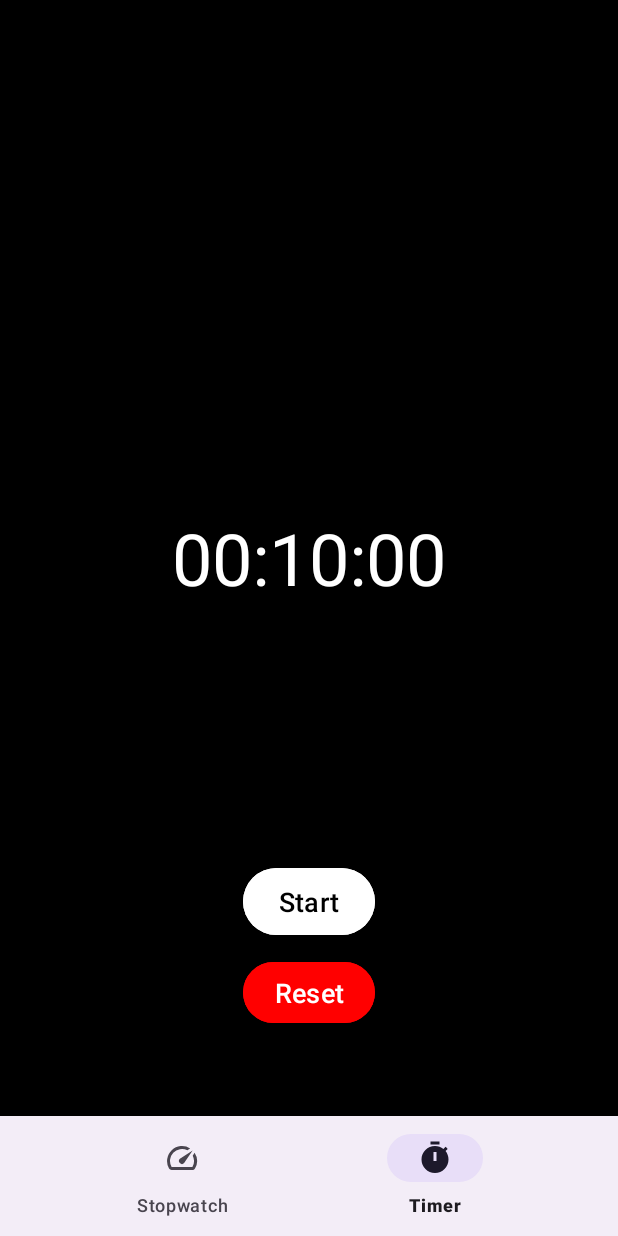
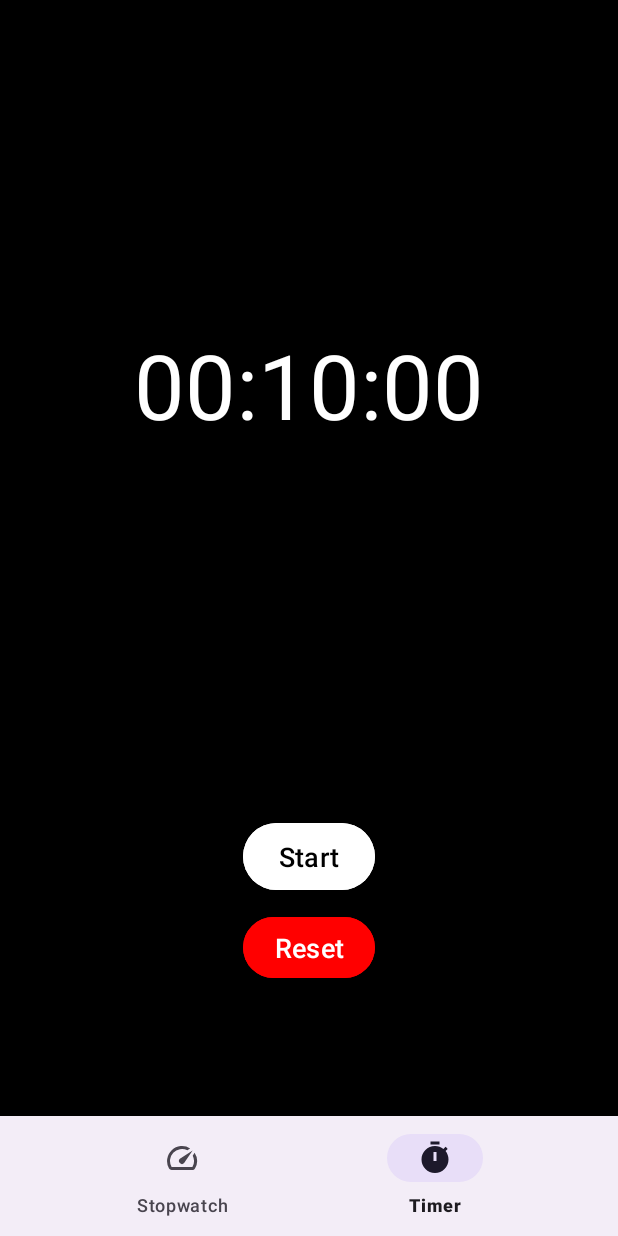
Before and after one commit to Jayde1600/Tempo-Stopwatch-App, an Android app: the screen it shows after launch (MainActivity), item 2 of the bottom bar chosen, on a phone screen of 412 x 824 dp. Run offline under Robolectric (Android 15) with nearby library versions, the phone set to English and light mode, and no system bars.

Commit message:
the stopwatch works now, I am currently working the Timer side of the app so that the user can enter their own time and let it count down from there

```diff
--- a/app/src/main/java/com/example/tempo/StopwatchFragment.java
+++ b/app/src/main/java/com/example/tempo/StopwatchFragment.java
@@ -13,16 +13,13 @@ import androidx.fragment.app.Fragment;
 
 import com.google.android.material.floatingactionbutton.FloatingActionButton;
 
-public class StopwatchFragment extends Fragment implements View.OnClickListener {
+public class StopwatchFragment extends Fragment {
     private TextView timerTextView;
-
-    /*private static final int START_BUTTON_ID = 1;
-    private static final int STOP_BUTTON_ID = 2;
-    private static final int RESET_BUTTON_ID = 3;*/
     private FloatingActionButton startButton, stopButton, resetButton;
     private long startTime = 0L;
     private Handler handler = new Handler();
     private long millisecondTime, timeSwapBuff, updateTime = 0L;
+    private boolean isTimerRunning = false;
 
     @Nullable
     @Override
@@ -30,36 +27,61 @@ public class StopwatchFragment extends Fragment implements View.OnClickListener
         View view = inflater.inflate(R.layout.fragment_stopwatch, container, false);
         timerTextView = view.findViewById(R.id.TimeKeep);
 
-        startButton = (FloatingActionButton) view.findViewById(R.id.start);
-        stopButton = (FloatingActionButton) view.findViewById(R.id.Stop);
-        resetButton = (FloatingActionButton) view.findViewById(R.id.Restart);
+        startButton = view.findViewById(R.id.StartWatch);
+        stopButton = view.findViewById(R.id.StoppedWatch);
+        resetButton = view.findViewById(R.id.RestartWatch);
 
-        startButton.setOnClickListener(this);
-        stopButton.setOnClickListener(this);
-        resetButton.setOnClickListener(this);
+        startButton.setOnClickListener(new View.OnClickListener() {
+            @Override
+            public void onClick(View v) {
+                onStartButtonClick();
+            }
+        });
+
+        stopButton.setOnClickListener(new View.OnClickListener() {
+            @Override
+            public void onClick(View v) {
+                onStopButtonClick();
+            }
+        });
+
+        resetButton.setOnClickListener(new View.OnClickListener() {
+            @Override
+            public void onClick(View v) {
+                onResetButtonClick();
+            }
+        });
 
         return view;
     }
 
-    @Override
-    public void onClick(View v) {
-        if (v.getId() == R.id.start) {
+    private void onStartButtonClick() {
+        if (!isTimerRunning) {
             startTime = System.currentTimeMillis();
             handler.postDelayed(runnable, 0);
-        } else if (v.getId() == R.id.Stop) {
+            isTimerRunning = true;
+        }
+    }
+
+    private void onStopButtonClick() {
+        if (isTimerRunning) {
             timeSwapBuff += millisecondTime;
             handler.removeCallbacks(runnable);
-        } else if (v.getId() == R.id.Restart) {
+            isTimerRunning = false;
+        }
+    }
+
+    private void onResetButtonClick() {
         handler.removeCallbacks(runnable);
         millisecondTime = 0L;
         timeSwapBuff = 0L;
         startTime = 0L;
         updateTime = 0L;
         timerTextView.setText("00:00:00");
-        }
+        isTimerRunning = false;
     }
 
-    public Runnable runnable = new Runnable() {
+    private Runnable runnable = new Runnable() {
         public void run() {
             millisecondTime = System.currentTimeMillis() - startTime;
             updateTime = timeSwapBuff + millisecondTime;
@@ -67,9 +89,7 @@ public class StopwatchFragment extends Fragment implements View.OnClickListener
             int minutes = seconds / 60;
             seconds = seconds % 60;
             int milliseconds = (int) (updateTime % 1000);
-            timerTextView.setText("" + String.format("%02d", minutes) + ":"
-                    + String.format("%02d", seconds) + ":"
-                    + String.format("%03d", milliseconds));
+            timerTextView.setText(String.format("%02d:%02d:%03d", minutes, seconds, milliseconds));
             handler.postDelayed(this, 0);
         }
     };
--- a/app/src/main/res/layout/fragment_timer.xml
+++ b/app/src/main/res/layout/fragment_timer.xml
@@ -14,11 +14,12 @@
             android:id="@+id/text_view_countdown"
             android:layout_width="match_parent"
             android:layout_height="wrap_content"
-            android:layout_centerInParent="true"
+            android:layout_centerHorizontal="true"
+            android:layout_marginTop="200dp"
             android:gravity="center"
-            android:textSize="48sp"
             android:text="00:00:00"
-            android:textColor="@color/white" />
+            android:textColor="@color/white"
+            android:textSize="60sp" />
 
         <Button
             android:id="@+id/button_start_pause"
@@ -45,7 +46,7 @@
             android:text="Reset"
             android:textSize="18sp"
             android:layout_marginTop="10dp"
-            android:layout_marginBottom="42dp"
+            android:layout_marginBottom="72dp"
             android:layout_marginStart="72dp"
             android:layout_marginEnd="72dp"
             android:padding="8dp"
```
Also changed, not shown: app/src/main/res/layout/fragment_stopwatch.xml (+10 -7 lines). Lines whose indentation alone changed are shown as unchanged.
